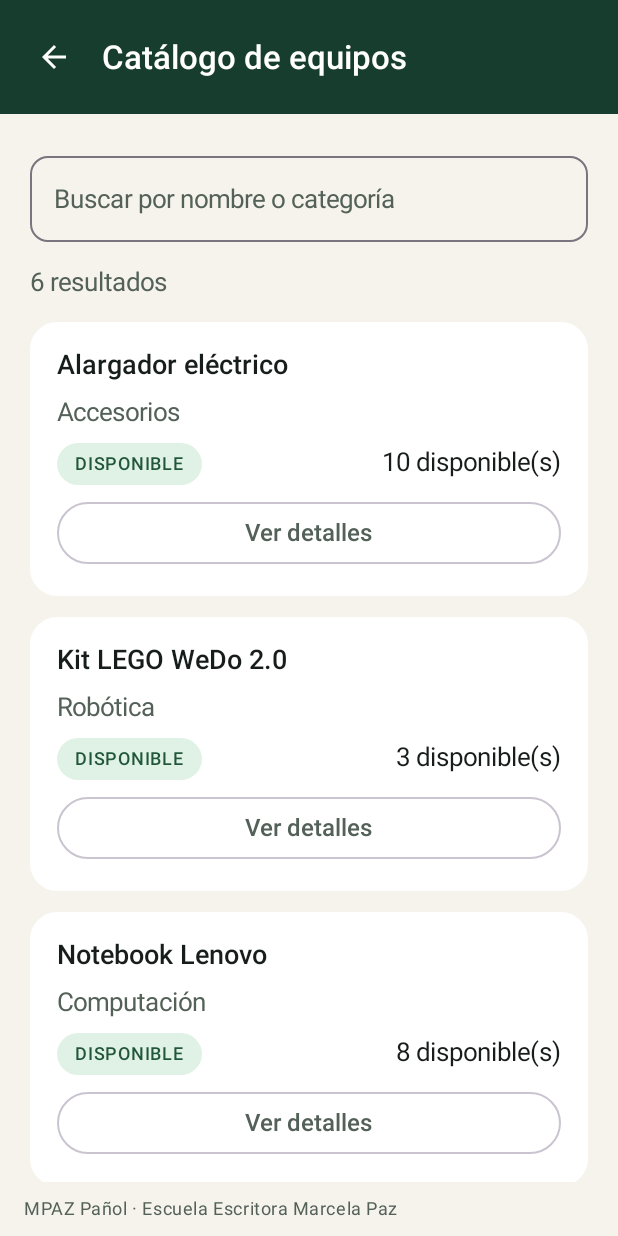
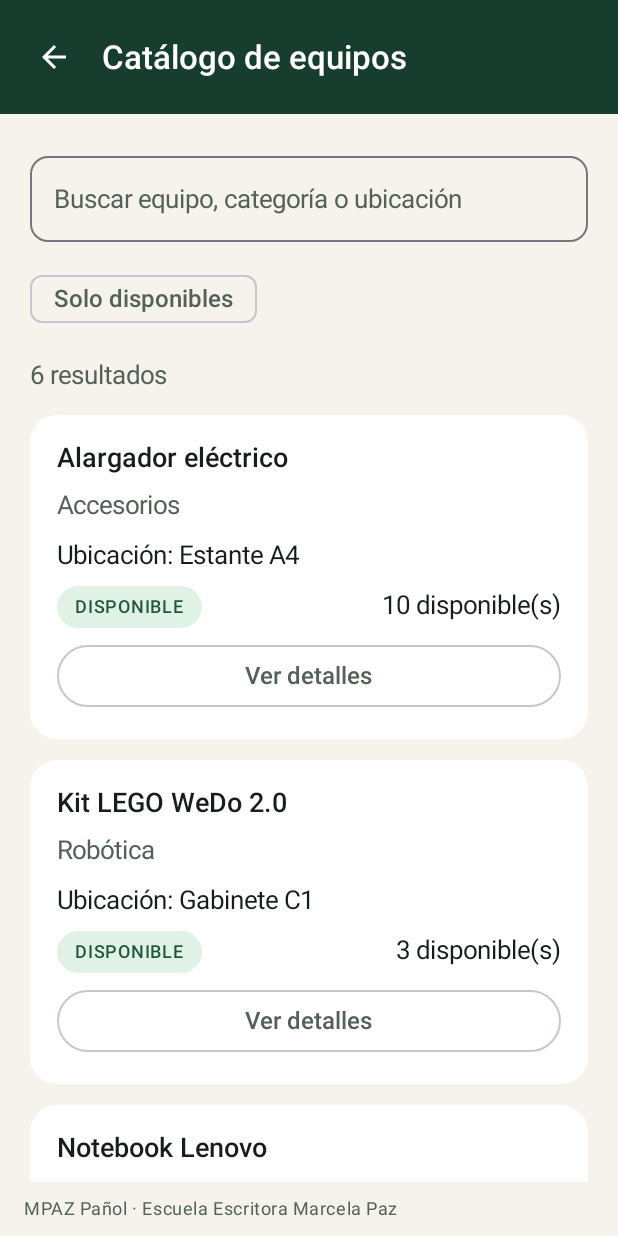
Before and after one commit to lucasemilio2424/MPAZ-Panol-010D, an Android app built with Jetpack Compose: the catalogo screen opened through its navigation route, on a phone screen of 412 x 824 dp. Run offline under Robolectric (Android 15) with nearby library versions, the phone set to English and light mode, and no system bars; our stand-ins replace Room's generated code.

Commit message:
feat: agrega filtros de busqueda al catalogo

```diff
--- a/app/src/main/java/cl/duoc/mpazpanol/ui/screen/Catalogo.kt
+++ b/app/src/main/java/cl/duoc/mpazpanol/ui/screen/Catalogo.kt
@@ -3,9 +3,11 @@ package cl.duoc.mpazpanol.ui.screen
 import androidx.compose.foundation.layout.Arrangement
 import androidx.compose.foundation.layout.Row
 import androidx.compose.foundation.layout.fillMaxWidth
+import androidx.compose.material3.FilterChip
 import androidx.compose.material3.MaterialTheme
 import androidx.compose.material3.OutlinedButton
 import androidx.compose.material3.Text
+import androidx.compose.material3.TextButton
 import androidx.compose.runtime.Composable
 import androidx.compose.runtime.getValue
 import androidx.compose.runtime.mutableStateOf
@@ -19,27 +21,94 @@ import cl.duoc.mpazpanol.ui.components.Pantalla
 import cl.duoc.mpazpanol.ui.components.Tarjeta
 
 @Composable
-fun Catalogo(equipos: List<EquipoEntity>, onBack: () -> Unit, onDetalle: (Long) -> Unit) {
+fun Catalogo(
+    equipos: List<EquipoEntity>,
+    onBack: () -> Unit,
+    onDetalle: (Long) -> Unit
+) {
     var busqueda by rememberSaveable { mutableStateOf("") }
-    val filtrados = equipos.filter {
-        it.nombre.contains(busqueda, ignoreCase = true) || it.categoria.contains(busqueda, ignoreCase = true)
-    }
+    var soloDisponibles by rememberSaveable { mutableStateOf(false) }
+
+    val filtrados = equipos.filter { equipo ->
+        val coincide = equipo.nombre.contains(busqueda, ignoreCase = true) ||
+                equipo.categoria.contains(busqueda, ignoreCase = true) ||
+                equipo.ubicacion.contains(busqueda, ignoreCase = true)
+
+        coincide && (!soloDisponibles || equipo.stockDisponible > 0)
+    }.sortedBy { it.nombre }
+
     Pantalla("Catálogo de equipos", onBack) {
-        Campo(busqueda, { busqueda = it }, "Buscar por nombre o categoría")
-        Text("${filtrados.size} resultados", color = MaterialTheme.colorScheme.onSurfaceVariant)
+
+        Campo(
+            busqueda,
+            { busqueda = it },
+            "Buscar equipo, categoría o ubicación"
+        )
+
+        Row(
+            modifier = Modifier.fillMaxWidth(),
+            horizontalArrangement = Arrangement.SpaceBetween
+        ) {
+            FilterChip(
+                selected = soloDisponibles,
+                onClick = { soloDisponibles = !soloDisponibles },
+                label = { Text("Solo disponibles") }
+            )
+
+            if (busqueda.isNotBlank()) {
+                TextButton(onClick = { busqueda = "" }) {
+                    Text("Limpiar")
+                }
+            }
+        }
+
+        Text(
+            "${filtrados.size} resultados",
+            color = MaterialTheme.colorScheme.onSurfaceVariant
+        )
+
         filtrados.forEach { equipo ->
             Tarjeta {
-                Text(equipo.nombre, style = MaterialTheme.typography.titleMedium)
-                Text(equipo.categoria, color = MaterialTheme.colorScheme.onSurfaceVariant)
-                Row(Modifier.fillMaxWidth(), horizontalArrangement = Arrangement.SpaceBetween) {
-                    EstadoChip(if (equipo.stockDisponible > 0) equipo.estado else "RESERVADO")
+                Text(
+                    equipo.nombre,
+                    style = MaterialTheme.typography.titleMedium
+                )
+
+                Text(
+                    equipo.categoria,
+                    color = MaterialTheme.colorScheme.onSurfaceVariant
+                )
+
+                Text("Ubicación: ${equipo.ubicacion}")
+
+                Row(
+                    modifier = Modifier.fillMaxWidth(),
+                    horizontalArrangement = Arrangement.SpaceBetween
+                ) {
+                    EstadoChip(
+                        if (equipo.stockDisponible > 0)
+                            equipo.estado
+                        else
+                            "RESERVADO"
+                    )
+
                     Text("${equipo.stockDisponible} disponible(s)")
                 }
-                OutlinedButton(onClick = { onDetalle(equipo.id) }, modifier = Modifier.fillMaxWidth()) {
+
+                OutlinedButton(
+                    onClick = { onDetalle(equipo.id) },
+                    modifier = Modifier.fillMaxWidth()
+                ) {
                     Text("Ver detalles")
                 }
             }
         }
-        if (filtrados.isEmpty()) Text("No encontramos equipos con ese nombre. Prueba otra búsqueda.")
+
+        if (filtrados.isEmpty()) {
+            Text(
+                "No encontramos equipos con esos filtros. " +
+                        "Prueba otra búsqueda."
+            )
+        }
     }
 }
```
